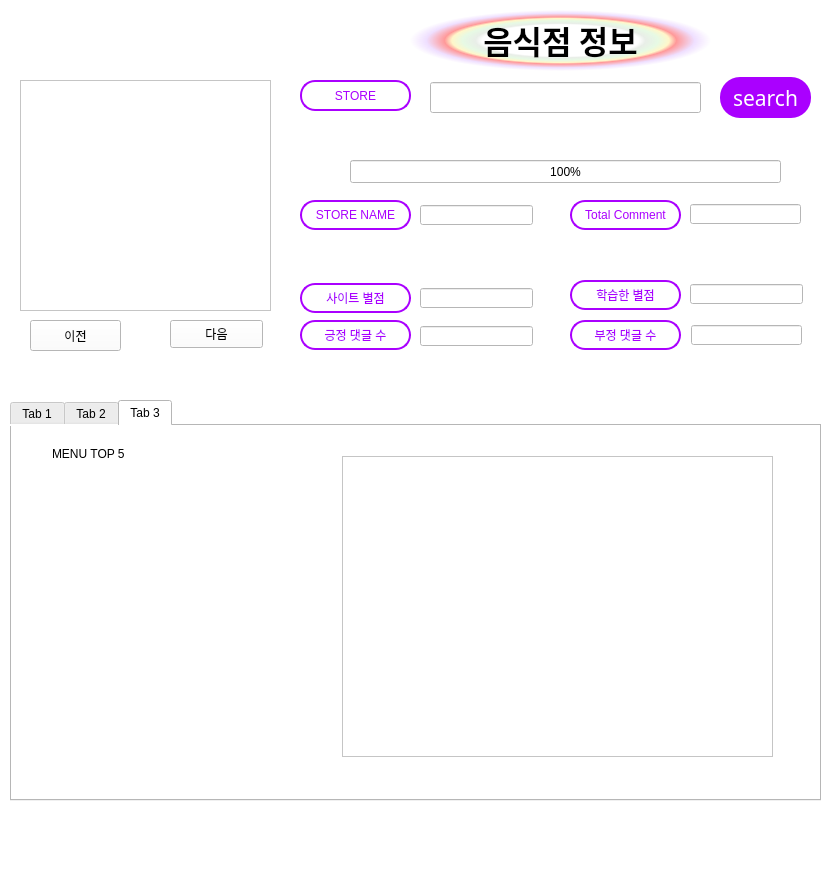
First picture: the form in Page_Gui_Test.ui, repository loisRK/gp_team, before the edit.
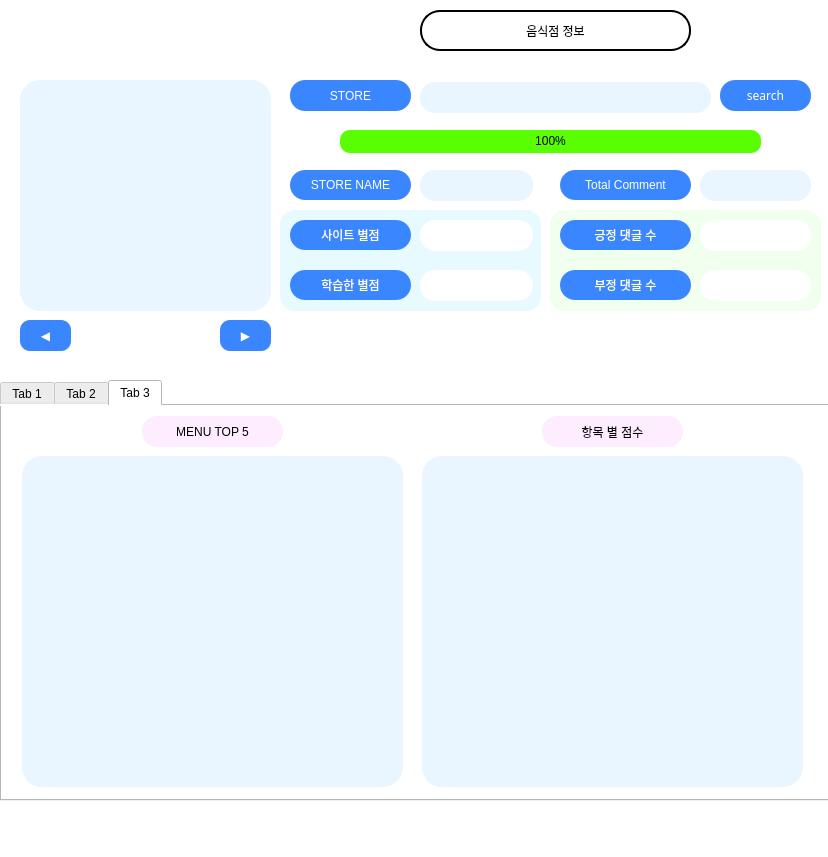
Second picture: the form after the edit. The open tabs and pages were chosen to show the change. Icons and pictures are not drawn.

Commit message: [GUI] GUI 수정

What changed in the file:
```diff
--- a/Page_Gui_Test.ui
+++ b/Page_Gui_Test.ui
@@ -6,8 +6,8 @@
    <rect>
     <x>0</x>
     <y>0</y>
-    <width>832</width>
-    <height>869</height>
+    <width>828</width>
+    <height>857</height>
    </rect>
   </property>
   <property name="windowTitle">
@@ -17,48 +17,22 @@
    <string notr="true">background-color:rgb(255, 255, 255);</string>
   </property>
   <widget class="QWidget" name="centralwidget">
-   <widget class="QLabel" name="label">
-    <property name="geometry">
-     <rect>
-      <x>410</x>
-      <y>10</y>
-      <width>301</width>
-      <height>61</height>
-     </rect>
-    </property>
-    <property name="font">
-     <font>
-      <family>휴먼둥근헤드라인</family>
-      <pointsize>20</pointsize>
-     </font>
-    </property>
-    <property name="styleSheet">
-     <string notr="true">   color: black;
-   background-color: qradialgradient(spread:pad, cx:0.5, cy:0.5, radius:0.5, fx:0.5, fy:0.5, stop:0 rgba(0, 0, 0, 0), stop:0.52 rgba(0, 0, 0, 0), stop:0.565 rgba(82, 121, 76, 33), stop:0.65 rgba(159, 235, 148, 64), stop:0.721925 rgba(255, 238, 150, 129), stop:0.77 rgba(255, 128, 128, 204), stop:0.89 rgba(191, 128, 255, 64), stop:1 rgba(0, 0, 0, 0));
-   border-radius: 30px;</string>
-    </property>
-    <property name="text">
-     <string>&lt;!DOCTYPE HTML PUBLIC &quot;-//W3C//DTD HTML 4.0//EN&quot; &quot;http://www.w3.org/TR/REC-html40/strict.dtd&quot;&gt;
-&lt;html&gt;&lt;head&gt;&lt;meta name=&quot;qrichtext&quot; content=&quot;1&quot; /&gt;&lt;style type=&quot;text/css&quot;&gt;
-p, li { white-space: pre-wrap; }
-&lt;/style&gt;&lt;/head&gt;&lt;body style=&quot; font-family:'휴먼둥근헤드라인'; font-size:20pt; font-weight:400; font-style:normal;&quot;&gt;
-&lt;p align=&quot;center&quot; style=&quot; margin-top:12px; margin-bottom:12px; margin-left:0px; margin-right:0px; -qt-block-indent:0; text-indent:0px;&quot;&gt;&lt;span style=&quot; font-size:24pt; font-weight:600;&quot;&gt;음식점 정보&lt;/span&gt;&lt;/p&gt;&lt;/body&gt;&lt;/html&gt;</string>
-    </property>
-   </widget>
    <widget class="QLabel" name="label_2">
     <property name="geometry">
      <rect>
-      <x>300</x>
-      <y>200</y>
-      <width>111</width>
+      <x>290</x>
+      <y>170</y>
+      <width>121</width>
       <height>30</height>
      </rect>
     </property>
     <property name="styleSheet">
-     <string notr="true">color: rgb(170, 0, 255);
-background-color: white;
-border: 2px solid rgb(170, 0, 255);
-border-radius: 15px;</string>
+     <string notr="true">
+font: 10pt &quot;Consolas&quot;;
+font: 75 9pt &quot;나눔고딕 ExtraBold&quot;;
+color: white;
+	background-color: rgb(58, 134, 255);
+	border-radius: 15px;</string>
     </property>
     <property name="text">
      <string>STORE NAME</string>
@@ -70,17 +44,19 @@
    <widget class="QLabel" name="label_4">
     <property name="geometry">
      <rect>
-      <x>300</x>
-      <y>283</y>
-      <width>111</width>
+      <x>290</x>
+      <y>220</y>
+      <width>121</width>
       <height>30</height>
      </rect>
     </property>
     <property name="styleSheet">
-     <string notr="true">color: rgb(170, 0, 255);
-background-color: white;
-border: 2px solid rgb(170, 0, 255);
-border-radius: 15px;</string>
+     <string notr="true">
+font: 10pt &quot;Consolas&quot;;
+font: 75 9pt &quot;나눔고딕 ExtraBold&quot;;
+color: white;
+	background-color: rgb(58, 134, 255);
+	border-radius: 15px;</string>
     </property>
     <property name="text">
      <string>사이트 별점</string>
@@ -93,21 +69,32 @@
     <property name="geometry">
      <rect>
       <x>420</x>
-      <y>205</y>
+      <y>170</y>
       <width>113</width>
-      <height>20</height>
+      <height>31</height>
      </rect>
     </property>
+    <property name="styleSheet">
+     <string notr="true">border-radius: 15px;
+background-color: rgb(233, 245, 255);</string>
+    </property>
    </widget>
    <widget class="QLineEdit" name="Star_Total">
     <property name="geometry">
      <rect>
       <x>420</x>
-      <y>288</y>
+      <y>220</y>
       <width>113</width>
-      <height>20</height>
+      <height>31</height>
      </rect>
     </property>
+    <property name="styleSheet">
+     <string notr="true">border-radius: 15px;
+
+font: 10pt &quot;Consolas&quot;;
+font: 75 9pt &quot;나눔고딕 ExtraBold&quot;;
+color: black;</string>
+    </property>
    </widget>
    <widget class="QGraphicsView" name="graphicsView">
     <property name="geometry">
@@ -119,33 +106,40 @@
      </rect>
     </property>
     <property name="styleSheet">
-     <string notr="true">border-image:url(&quot;./yj.jpg&quot;);</string>
+     <string notr="true">border-radius: 20px;
+background-color: rgb(233, 245, 255);</string>
     </property>
    </widget>
    <widget class="QLineEdit" name="Review_Count_total">
     <property name="geometry">
      <rect>
-      <x>690</x>
-      <y>204</y>
+      <x>700</x>
+      <y>170</y>
       <width>111</width>
-      <height>20</height>
+      <height>31</height>
      </rect>
     </property>
+    <property name="styleSheet">
+     <string notr="true">border-radius: 15px;
+background-color: rgb(233, 245, 255);</string>
+    </property>
    </widget>
    <widget class="QLabel" name="label_5">
     <property name="geometry">
      <rect>
-      <x>570</x>
-      <y>200</y>
-      <width>111</width>
+      <x>560</x>
+      <y>170</y>
+      <width>131</width>
       <height>30</height>
      </rect>
     </property>
     <property name="styleSheet">
-     <string notr="true">color: rgb(170, 0, 255);
-background-color: white;
-border: 2px solid rgb(170, 0, 255);
-border-radius: 15px;</string>
+     <string notr="true">
+font: 10pt &quot;Consolas&quot;;
+font: 75 9pt &quot;나눔고딕 ExtraBold&quot;;
+color: white;
+	background-color: rgb(58, 134, 255);
+	border-radius: 15px;</string>
     </property>
     <property name="text">
      <string>Total Comment</string>
@@ -157,20 +151,22 @@
    <widget class="QLabel" name="label_6">
     <property name="geometry">
      <rect>
-      <x>300</x>
-      <y>320</y>
-      <width>111</width>
+      <x>560</x>
+      <y>270</y>
+      <width>131</width>
       <height>30</height>
      </rect>
     </property>
     <property name="styleSheet">
-     <string notr="true">color: rgb(170, 0, 255);
-background-color: white;
-border: 2px solid rgb(170, 0, 255);
-border-radius: 15px;</string>
+     <string notr="true">
+font: 10pt &quot;Consolas&quot;;
+font: 75 9pt &quot;나눔고딕 ExtraBold&quot;;
+color: white;
+	background-color: rgb(58, 134, 255);
+	border-radius: 15px;</string>
     </property>
     <property name="text">
-     <string>긍정 댓글 수</string>
+     <string>부정 댓글 수</string>
     </property>
     <property name="alignment">
      <set>Qt::AlignCenter</set>
@@ -179,30 +175,43 @@
    <widget class="QLineEdit" name="Negative_Review">
     <property name="geometry">
      <rect>
-      <x>691</x>
-      <y>325</y>
+      <x>700</x>
+      <y>220</y>
       <width>111</width>
-      <height>20</height>
+      <height>31</height>
      </rect>
     </property>
+    <property name="styleSheet">
+     <string notr="true">border-radius: 15px;
+
+
+font: 10pt &quot;Consolas&quot;;
+font: 75 9pt &quot;나눔고딕 ExtraBold&quot;;
+color: green;</string>
+    </property>
+    <property name="text">
+     <string/>
+    </property>
    </widget>
    <widget class="QLabel" name="label_7">
     <property name="geometry">
      <rect>
-      <x>570</x>
-      <y>320</y>
-      <width>111</width>
+      <x>560</x>
+      <y>220</y>
+      <width>131</width>
       <height>30</height>
      </rect>
     </property>
     <property name="styleSheet">
-     <string notr="true">color: rgb(170, 0, 255);
-background-color: white;
-border: 2px solid rgb(170, 0, 255);
-border-radius: 15px;</string>
+     <string notr="true">
+font: 10pt &quot;Consolas&quot;;
+font: 75 9pt &quot;나눔고딕 ExtraBold&quot;;
+color: white;
+	background-color: rgb(58, 134, 255);
+	border-radius: 15px;</string>
     </property>
     <property name="text">
-     <string>부정 댓글 수</string>
+     <string>긍정 댓글 수</string>
     </property>
     <property name="alignment">
      <set>Qt::AlignCenter</set>
@@ -211,32 +220,49 @@
    <widget class="QLineEdit" name="Positive_Review">
     <property name="geometry">
      <rect>
-      <x>420</x>
-      <y>326</y>
-      <width>113</width>
-      <height>20</height>
+      <x>700</x>
+      <y>270</y>
+      <width>111</width>
+      <height>31</height>
      </rect>
     </property>
+    <property name="styleSheet">
+     <string notr="true">border-radius: 15px;
+
+font: 10pt &quot;Consolas&quot;;
+font: 75 9pt &quot;나눔고딕 ExtraBold&quot;;
+color: red;
+</string>
+    </property>
+    <property name="text">
+     <string/>
+    </property>
    </widget>
    <widget class="QPushButton" name="Find_Store_Btn">
     <property name="geometry">
      <rect>
       <x>720</x>
-      <y>77</y>
+      <y>80</y>
       <width>91</width>
-      <height>41</height>
+      <height>31</height>
      </rect>
     </property>
     <property name="font">
      <font>
-      <family>휴먼옛체</family>
-      <pointsize>16</pointsize>
+      <family>나눔고딕 ExtraBold</family>
+      <pointsize>9</pointsize>
+      <weight>9</weight>
+      <italic>false</italic>
+      <bold>false</bold>
      </font>
     </property>
     <property name="styleSheet">
-     <string notr="true">color: white;
-	background-color: rgb(170, 0, 255);
-	border-radius: 20px;</string>
+     <string notr="true">
+font: 10pt &quot;Consolas&quot;;
+font: 75 9pt &quot;나눔고딕 ExtraBold&quot;;
+color: white;
+	background-color: rgb(58, 134, 255);
+	border-radius: 15px;</string>
     </property>
     <property name="text">
      <string>search</string>
@@ -245,12 +271,19 @@
    <widget class="QLineEdit" name="Input_Store">
     <property name="geometry">
      <rect>
-      <x>430</x>
+      <x>420</x>
       <y>82</y>
-      <width>271</width>
+      <width>291</width>
       <height>31</height>
      </rect>
     </property>
+    <property name="styleSheet">
+     <string notr="true">border-radius: 15px;
+background-color: rgb(233, 245, 255);
+font: 10pt &quot;Consolas&quot;;
+font: 75 9pt &quot;나눔고딕 ExtraBold&quot;;
+color: black;</string>
+    </property>
     <property name="text">
      <string/>
     </property>
@@ -258,17 +291,19 @@
    <widget class="QLabel" name="label_8">
     <property name="geometry">
      <rect>
-      <x>300</x>
+      <x>290</x>
       <y>80</y>
-      <width>111</width>
+      <width>121</width>
       <height>31</height>
      </rect>
     </property>
     <property name="styleSheet">
-     <string notr="true">color: rgb(170, 0, 255);
-background-color: white;
-border: 2px solid rgb(170, 0, 255);
-border-radius: 15px;</string>
+     <string notr="true">
+font: 10pt &quot;Consolas&quot;;
+font: 75 9pt &quot;나눔고딕 ExtraBold&quot;;
+color: white;
+	background-color: rgb(58, 134, 255);
+	border-radius: 15px;</string>
     </property>
     <property name="text">
      <string>STORE</string>
@@ -280,12 +315,17 @@
    <widget class="QProgressBar" name="progressBar">
     <property name="geometry">
      <rect>
-      <x>350</x>
-      <y>160</y>
-      <width>431</width>
+      <x>340</x>
+      <y>130</y>
+      <width>421</width>
       <height>23</height>
      </rect>
     </property>
+    <property name="styleSheet">
+     <string notr="true">font: 75 9pt &quot;나눔고딕 ExtraBold&quot;;
+border-radius : 10px;
+background-color: rgb(89, 255, 0);</string>
+    </property>
     <property name="minimum">
      <number>100</number>
     </property>
@@ -299,41 +339,64 @@
    <widget class="QPushButton" name="pushButton">
     <property name="geometry">
      <rect>
-      <x>30</x>
+      <x>20</x>
       <y>320</y>
-      <width>91</width>
+      <width>51</width>
       <height>31</height>
      </rect>
     </property>
+    <property name="styleSheet">
+     <string notr="true">
+font: 10pt &quot;Consolas&quot;;
+font: 75 9pt &quot;나눔고딕 ExtraBold&quot;;
+color: white;
+	background-color: rgb(58, 134, 255);
+	border-radius: 10px;</string>
+    </property>
     <property name="text">
-     <string>이전</string>
+     <string>◀</string>
     </property>
    </widget>
    <widget class="QPushButton" name="pushButton_2">
     <property name="geometry">
      <rect>
-      <x>170</x>
+      <x>220</x>
       <y>320</y>
-      <width>93</width>
-      <height>28</height>
+      <width>51</width>
+      <height>31</height>
      </rect>
     </property>
+    <property name="styleSheet">
+     <string notr="true">
+font: 10pt &quot;Consolas&quot;;
+font: 75 9pt &quot;나눔고딕 ExtraBold&quot;;
+color: white;
+	background-color: rgb(58, 134, 255);
+	border-radius: 10px;</string>
+    </property>
     <property name="text">
-     <string>다음</string>
+     <string>▶</string>
     </property>
    </widget>
    <widget class="QTabWidget" name="tabWidget">
     <property name="geometry">
      <rect>
-      <x>10</x>
-      <y>400</y>
-      <width>811</width>
-      <height>401</height>
+      <x>0</x>
+      <y>380</y>
+      <width>831</width>
+      <height>421</height>
      </rect>
     </property>
     <property name="autoFillBackground">
      <bool>false</bool>
     </property>
+    <property name="styleSheet">
+     <string notr="true">color: black;
+
+font: 75 9pt &quot;나눔고딕 ExtraBold&quot;;
+
+</string>
+    </property>
     <property name="currentIndex">
      <number>1</number>
     </property>
@@ -443,55 +506,125 @@
      <attribute name="title">
       <string>Tab 3</string>
      </attribute>
-     <widget class="QListView" name="listView">
+     <widget class="QLabel" name="label_16">
       <property name="geometry">
        <rect>
-        <x>330</x>
-        <y>30</y>
-        <width>431</width>
-        <height>301</height>
+        <x>140</x>
+        <y>10</y>
+        <width>141</width>
+        <height>31</height>
        </rect>
       </property>
-     </widget>
-     <widget class="QLabel" name="label_10">
-      <property name="geometry">
-       <rect>
-        <x>40</x>
-        <y>20</y>
-        <width>171</width>
-        <height>16</height>
-       </rect>
+      <property name="whatsThis">
+       <string>&lt;html&gt;&lt;head/&gt;&lt;body&gt;&lt;p&gt;color: black;&lt;/p&gt;&lt;p&gt;&lt;br/&gt;&lt;/p&gt;&lt;p&gt;font: 75 9pt &amp;quot;나눔고딕 ExtraBold&amp;quot;;&lt;/p&gt;&lt;p&gt;&lt;br/&gt;&lt;/p&gt;&lt;/body&gt;&lt;/html&gt;</string>
+      </property>
+      <property name="styleSheet">
+       <string notr="true">color: black;
+
+font: 75 9pt &quot;나눔고딕 ExtraBold&quot;;
+
+border-radius: 15px;
+background-color: rgb(253, 237, 255);</string>
       </property>
       <property name="text">
        <string>MENU TOP 5</string>
       </property>
+      <property name="alignment">
+       <set>Qt::AlignCenter</set>
+      </property>
+     </widget>
+     <widget class="QLabel" name="label_17">
+      <property name="geometry">
+       <rect>
+        <x>540</x>
+        <y>10</y>
+        <width>141</width>
+        <height>31</height>
+       </rect>
+      </property>
+      <property name="whatsThis">
+       <string>&lt;html&gt;&lt;head/&gt;&lt;body&gt;&lt;p&gt;color: black;&lt;/p&gt;&lt;p&gt;&lt;br/&gt;&lt;/p&gt;&lt;p&gt;font: 75 9pt &amp;quot;나눔고딕 ExtraBold&amp;quot;;&lt;/p&gt;&lt;p&gt;&lt;br/&gt;&lt;/p&gt;&lt;/body&gt;&lt;/html&gt;</string>
+      </property>
+      <property name="styleSheet">
+       <string notr="true">color: black;
+
+font: 75 9pt &quot;나눔고딕 ExtraBold&quot;;
+
+border-radius: 15px;
+background-color: rgb(253, 237, 255);</string>
+      </property>
+      <property name="text">
+       <string>항목 별 점수</string>
+      </property>
+      <property name="alignment">
+       <set>Qt::AlignCenter</set>
+      </property>
+     </widget>
+     <widget class="QGraphicsView" name="graphicsView_6">
+      <property name="geometry">
+       <rect>
+        <x>20</x>
+        <y>50</y>
+        <width>381</width>
+        <height>331</height>
+       </rect>
+      </property>
+      <property name="styleSheet">
+       <string notr="true">border-radius: 20px;
+background-color: rgb(233, 245, 255);</string>
+      </property>
+     </widget>
+     <widget class="QGraphicsView" name="graphicsView_7">
+      <property name="geometry">
+       <rect>
+        <x>420</x>
+        <y>50</y>
+        <width>381</width>
+        <height>331</height>
+       </rect>
+      </property>
+      <property name="styleSheet">
+       <string notr="true">border-radius: 20px;
+background-color: rgb(233, 245, 255);</string>
+      </property>
      </widget>
     </widget>
    </widget>
    <widget class="QLineEdit" name="Star_Total_2">
     <property name="geometry">
      <rect>
-      <x>690</x>
-      <y>284</y>
+      <x>420</x>
+      <y>270</y>
       <width>113</width>
-      <height>20</height>
+      <height>31</height>
      </rect>
     </property>
+    <property name="styleSheet">
+     <string notr="true">border-radius: 15px;
+font: 10pt &quot;Consolas&quot;;
+font: 75 9pt &quot;나눔고딕 ExtraBold&quot;;
+color: black;</string>
+    </property>
+    <property name="text">
+     <string/>
+    </property>
    </widget>
    <widget class="QLabel" name="label_9">
     <property name="geometry">
      <rect>
-      <x>570</x>
-      <y>280</y>
-      <width>111</width>
+      <x>290</x>
+      <y>270</y>
+      <width>121</width>
       <height>30</height>
      </rect>
     </property>
     <property name="styleSheet">
-     <string notr="true">color: rgb(170, 0, 255);
-background-color: white;
-border: 2px solid rgb(170, 0, 255);
-border-radius: 15px;</string>
+     <string notr="true">
+font: 10pt &quot;Consolas&quot;;
+font: 75 9pt &quot;나눔고딕 ExtraBold&quot;;
+color: white;
+	background-color: rgb(58, 134, 255);
+	border-radius: 15px;</string>
     </property>
     <property name="text">
      <string>학습한 별점</string>
@@ -500,6 +633,94 @@
      <set>Qt::AlignCenter</set>
     </property>
    </widget>
+   <widget class="QLabel" name="label_15">
+    <property name="geometry">
+     <rect>
+      <x>420</x>
+      <y>10</y>
+      <width>271</width>
+      <height>41</height>
+     </rect>
+    </property>
+    <property name="styleSheet">
+     <string notr="true">font: 75 16pt &quot;나눔고딕 ExtraBold&quot;;
+color: rgb(0, 0, 0);
+	background-color: white;
+	border: 2px solid rgb(0, 0, 0);
+	border-radius: 20px;
+</string>
+    </property>
+    <property name="text">
+     <string>음식점 정보</string>
+    </property>
+    <property name="alignment">
+     <set>Qt::AlignCenter</set>
+    </property>
+   </widget>
+   <widget class="QFrame" name="frame">
+    <property name="geometry">
+     <rect>
+      <x>280</x>
+      <y>210</y>
+      <width>261</width>
+      <height>101</height>
+     </rect>
+    </property>
+    <property name="styleSheet">
+     <string notr="true">border-radius: 15px;
+background-color: rgb(231, 250, 255);
+</string>
+    </property>
+    <property name="frameShape">
+     <enum>QFrame::StyledPanel</enum>
+    </property>
+    <property name="frameShadow">
+     <enum>QFrame::Raised</enum>
+    </property>
+   </widget>
+   <widget class="QFrame" name="frame_2">
+    <property name="geometry">
+     <rect>
+      <x>550</x>
+      <y>210</y>
+      <width>271</width>
+      <height>101</height>
+     </rect>
+    </property>
+    <property name="styleSheet">
+     <string notr="true">background-color: rgb(240, 255, 238);
+border-radius:15px;</string>
+    </property>
+    <property name="frameShape">
+     <enum>QFrame::StyledPanel</enum>
+    </property>
+    <property name="frameShadow">
+     <enum>QFrame::Raised</enum>
+    </property>
+   </widget>
+   <zorder>frame_2</zorder>
+   <zorder>frame</zorder>
+   <zorder>label_2</zorder>
+   <zorder>label_4</zorder>
+   <zorder>Store_Name</zorder>
+   <zorder>Star_Total</zorder>
+   <zorder>graphicsView</zorder>
+   <zorder>Review_Count_total</zorder>
+   <zorder>label_5</zorder>
+   <zorder>label_6</zorder>
+   <zorder>Negative_Review</zorder>
+   <zorder>label_7</zorder>
+   <zorder>Positive_Review</zorder>
+   <zorder>Find_Store_Btn</zorder>
+   <zorder>Input_Store</zorder>
+   <zorder>label_8</zorder>
+   <zorder>progressBar</zorder>
+   <zorder>pushButton_2</zorder>
+   <zorder>tabWidget</zorder>
+   <zorder>Star_Total_2</zorder>
+   <zorder>label_9</zorder>
+   <zorder>label_15</zorder>
+   <zorder>pushButton</zorder>
   </widget>
   <widget class="QMenuBar" name="menubar">
    <property name="geometry">
```
Left out of the diff: 162 changed lines with no effect on the pictures. The commit also changes 4 other files.
